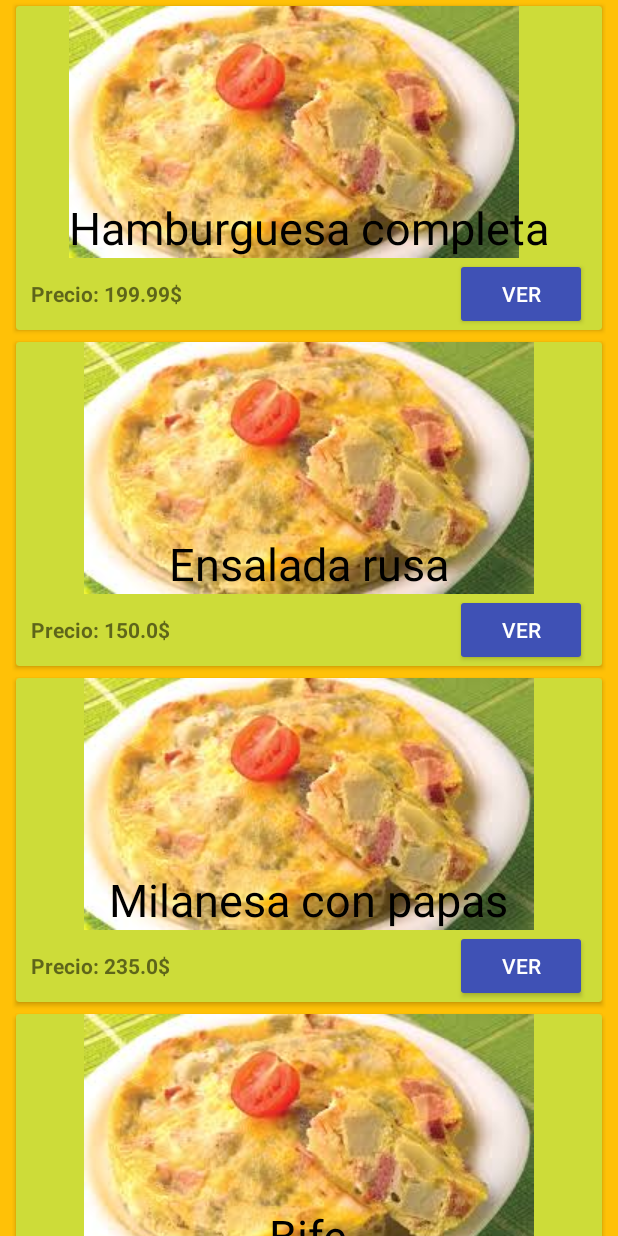
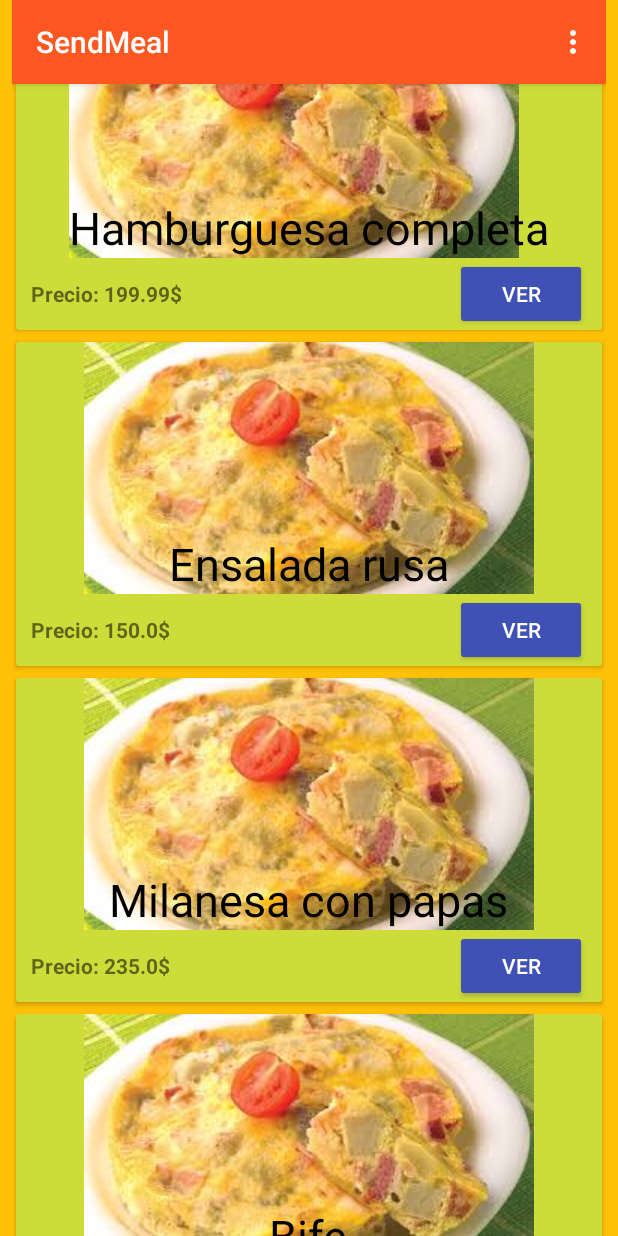
Before and after one commit to AgustinGHunzicker/App01, an Android app: the PlateRecyclerActivity screen opened directly, with no data from a screen before it, on a phone screen of 412 x 824 dp. Run offline under Robolectric (Android 15) with nearby library versions, the phone set to English and light mode, and no system bars.

Commit message:
Se agregó toolbar en lista de platos y se creo una nueva interfaz de usuario (sin validaciones ni funcionalidades)

```diff
--- a/app/src/main/AndroidManifest.xml
+++ b/app/src/main/AndroidManifest.xml
@@ -17,6 +17,10 @@
         <activity
             android:name=".NuevoPlate"
             android:label="SignUp" />
+        <activity
+            android:name=".PedidoActivity"
+            android:label="SignUp" />
+
         <activity android:name=".Home">
             <intent-filter>
                 <action android:name="android.intent.action.MAIN" />
--- a/app/src/main/java/com/example/myapplication/PlateLogic/PlateRecyclerActivity.java
+++ b/app/src/main/java/com/example/myapplication/PlateLogic/PlateRecyclerActivity.java
@@ -1,18 +1,28 @@
 package com.example.myapplication.PlateLogic;
 
 import androidx.appcompat.app.AppCompatActivity;
+import androidx.appcompat.widget.Toolbar;
 import androidx.recyclerview.widget.LinearLayoutManager;
 import androidx.recyclerview.widget.RecyclerView;
 
+import android.content.Intent;
+import android.content.res.Resources;
 import android.os.Bundle;
+import android.util.Log;
+import android.view.Menu;
+import android.view.MenuItem;
 
+import com.example.myapplication.NuevoPlate;
+import com.example.myapplication.PedidoActivity;
 import com.example.myapplication.R;
+import com.example.myapplication.RegistrarUsuario;
 
 public class PlateRecyclerActivity extends AppCompatActivity {
     PlatesDao daoPlates;
     private RecyclerView recyclerView;
     private RecyclerView.Adapter plateAdapter;
     private RecyclerView.LayoutManager layoutManager;
+
 
     @Override
     protected void onCreate(Bundle savedInstanceState) {
@@ -25,5 +35,33 @@ public class PlateRecyclerActivity extends AppCompatActivity {
         recyclerView.setLayoutManager(layoutManager);
         plateAdapter = new PlateAdapter(daoPlates.list());//,this);
         recyclerView.setAdapter(plateAdapter);
+
+        //super.onCreate(savedInstanceState);
+        //setContentView(R.layout.activity_home);
+
+        Toolbar toolbar = findViewById(R.id.toolbarPlateRecycler);
+        setSupportActionBar(toolbar);
     }
+
+    @Override
+    public boolean onCreateOptionsMenu(Menu menu){
+        getMenuInflater().inflate(R.menu.menu_lista_items,menu);
+        return super.onCreateOptionsMenu(menu);
+    }
+
+    @Override
+    public boolean onOptionsItemSelected(MenuItem item) {
+        Resources res = getResources();
+        switch (item.getItemId()){
+            case R.id.menuListOption1:
+                Intent registerScreen = new Intent(this, PedidoActivity.class);
+                startActivity(registerScreen);
+                Log.d("New","ELIGIO NUEVO PEDIDO");
+
+            default:
+                //error desconocido
+        }
+        return super.onOptionsItemSelected(item);
+    }
+
 }
--- a/app/src/main/res/layout/activity_main.xml
+++ b/app/src/main/res/layout/activity_main.xml
@@ -62,7 +62,7 @@
 
         <RadioButton
             android:id="@+id/radioButtonDebit"
-            android:layout_width="match_parent"
+            android:layout_width="195dp"
             android:layout_height="match_parent"
             android:text="@string/labelRadioButtonDebit" />
 
--- a/app/src/main/res/layout/activity_plate_recycler.xml
+++ b/app/src/main/res/layout/activity_plate_recycler.xml
@@ -1,5 +1,5 @@
 <?xml version="1.0" encoding="utf-8"?>
-<LinearLayout xmlns:android="http://schemas.android.com/apk/res/android"
+<RelativeLayout xmlns:android="http://schemas.android.com/apk/res/android"
     xmlns:app="http://schemas.android.com/apk/res-auto"
     xmlns:tools="http://schemas.android.com/tools"
     android:layout_width="match_parent"
@@ -10,9 +10,20 @@
     android:paddingEnd="@dimen/space_small"
     tools:context=".PlateLogic.PlateRecyclerActivity">
 
+    <androidx.appcompat.widget.Toolbar
+        android:id="@+id/toolbarPlateRecycler"
+        android:layout_width="match_parent"
+        android:layout_height="wrap_content"
+        android:background="@color/colorPrimaryDark"
+        android:elevation="4dp"
+        android:popupTheme="@style/ThemeOverlay.AppCompat.Light"
+        android:theme="@style/ThemeOverlay.AppCompat.Dark.ActionBar"
+
+        ></androidx.appcompat.widget.Toolbar>
+
     <androidx.recyclerview.widget.RecyclerView
         android:id="@+id/recyclerView"
         android:layout_width="match_parent"
         android:layout_height="match_parent"
         android:background="#FFC107" />
-</LinearLayout>
+</RelativeLayout>
--- /dev/null
+++ b/app/src/main/res/menu/menu_lista_items.xml
@@ -0,0 +1,10 @@
+<?xml version="1.0" encoding="utf-8"?>
+<menu xmlns:android="http://schemas.android.com/apk/res/android"
+    xmlns:app="http://schemas.android.com/apk/res-auto">
+    <item
+        android:id="@+id/menuListOption1"
+        android:orderInCategory="1"
+        android:title="@string/newPedido"
+        app:showAsAction="never" />
+
+</menu>
```
Also changed, not shown: app/src/main/java/com/example/myapplication/PedidoActivity.java (added, +19 -0 lines), app/src/main/res/layout/activity_pedido.xml (added, +53 -0 lines), app/src/main/res/values/strings.xml (+7 -0 lines).
